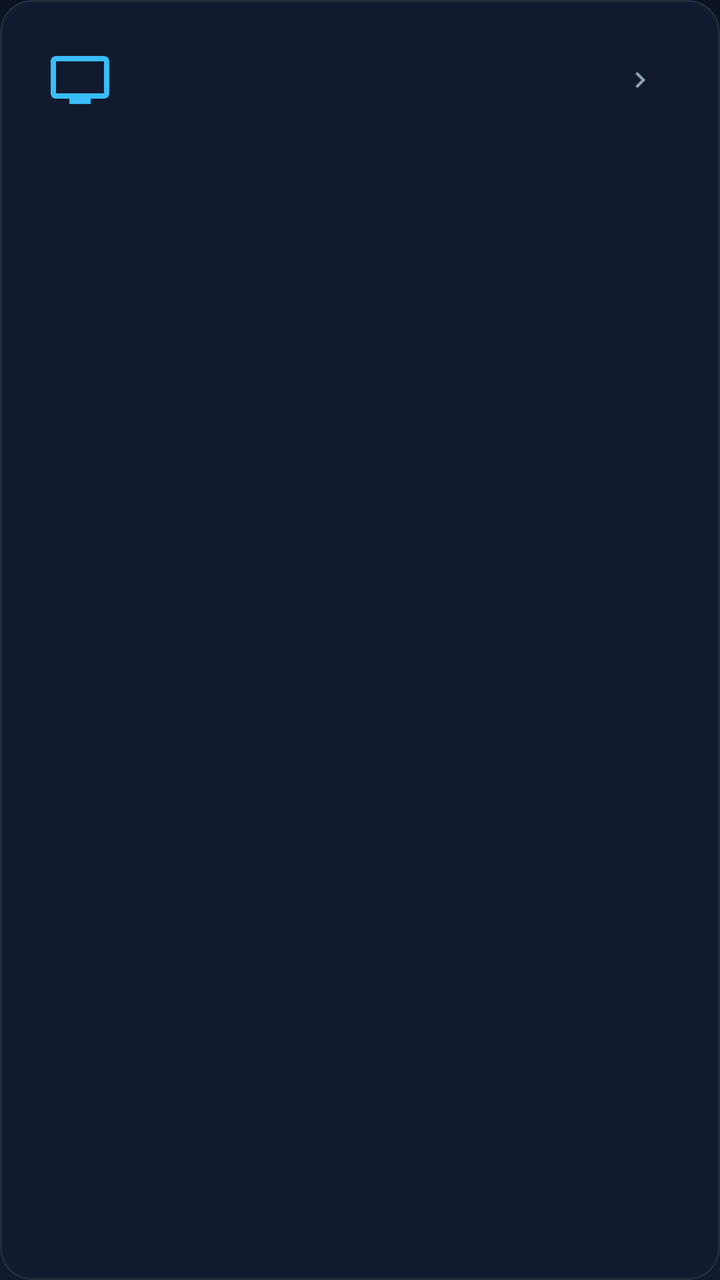
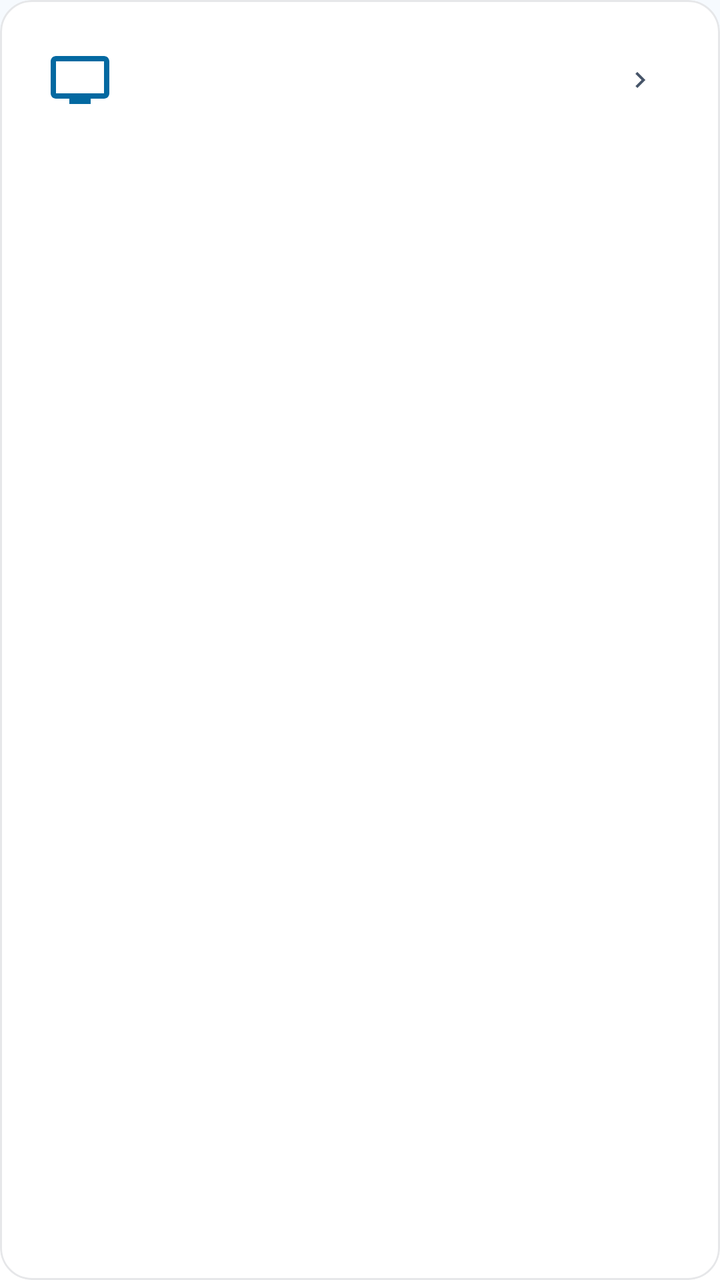

Before-and-after screenshots of an Android layout around one commit, followed by the original layout XML and the change that was made.
<!-- AndroidManifest.xml: application theme Theme.MystMusic -->
<!-- res/layout/item_tv_target.xml -->
<?xml version="1.0" encoding="utf-8"?>
<com.google.android.material.card.MaterialCardView xmlns:android="http://schemas.android.com/apk/res/android"
    xmlns:app="http://schemas.android.com/apk/res-auto"
    android:layout_width="match_parent"
    android:layout_height="wrap_content"
    android:layout_marginBottom="@dimen/space_s"
    android:clickable="true"
    android:focusable="true"
    android:foreground="?attr/selectableItemBackground"
    app:cardBackgroundColor="@color/surface"
    app:cardCornerRadius="@dimen/corner_medium"
    app:cardElevation="0dp"
    app:strokeColor="@color/white_8"
    app:strokeWidth="1dp">

    <LinearLayout
        android:layout_width="match_parent"
        android:layout_height="wrap_content"
        android:gravity="center_vertical"
        android:orientation="horizontal"
        android:padding="@dimen/space_m">

        <ImageView
            android:layout_width="@dimen/touch_target"
            android:layout_height="@dimen/touch_target"
            android:contentDescription="@null"
            android:padding="@dimen/space_s"
            android:src="@drawable/ic_tv"
            app:tint="@color/sky_400" />

        <TextView
            android:id="@+id/tvTargetName"
            android:layout_width="0dp"
            android:layout_height="wrap_content"
            android:layout_marginStart="@dimen/space_s"
            android:layout_weight="1"
            android:ellipsize="end"
            android:fontFamily="sans-serif-medium"
            android:maxLines="1"
            android:textColor="@color/text"
            android:textSize="16sp" />

        <ImageView
            android:layout_width="@dimen/touch_target"
            android:layout_height="@dimen/touch_target"
            android:contentDescription="@null"
            android:padding="@dimen/space_m"
            android:src="@drawable/ic_chevron_right"
            app:tint="@color/text_dim" />
    </LinearLayout>
</com.google.android.material.card.MaterialCardView>
<!-- resources referenced by this layout -->
<resources>
  <color name="surface">#111A2E</color>
  <color name="text">#F1F5F9</color>
  <color name="text_dim">#94A3B8</color>
  <color name="white_8">#14FFFFFF</color>
  <style name="Theme.MystMusic" parent="Theme.Material3.Dark.NoActionBar">
          <item name="colorPrimary">@color/sky_400</item>
          <item name="colorOnPrimary">@color/bg</item>
          <item name="colorPrimaryContainer">@color/sky_500</item>
          <item name="colorOnPrimaryContainer">@color/bg</item>
          <item name="colorSecondary">@color/sky_500</item>
          <item name="colorOnSecondary">@color/text</item>
          <item name="colorSurface">@color/surface</item>
          <item name="colorOnSurface">@color/text</item>
          <item name="colorOnSurfaceVariant">@color/text_dim</item>
          <item name="colorError">@color/error</item>
          <item name="android:colorBackground">@color/bg</item>
          <item name="android:windowBackground">@drawable/bg_app</item>
          <item name="android:statusBarColor">@android:color/transparent</item>
          <item name="android:navigationBarColor">@android:color/transparent</item>
          <item name="android:windowLightStatusBar">false</item>
          <item name="android:windowLightNavigationBar">false</item>
          <item name="android:windowDrawsSystemBarBackgrounds">true</item>
          <item name="android:textColorPrimary">@color/text</item>
          <item name="android:textColorSecondary">@color/text_dim</item>
          <item name="materialAlertDialogTheme">@style/ThemeOverlay.MystMusic.Dialog</item>
          <item name="bottomSheetDialogTheme">@style/ThemeOverlay.MystMusic.BottomSheet</item>
          <item name="android:windowAnimationStyle">@style/Animation.MystMusic.Window</item>
          <item name="android:windowContentTransitions">true</item>
          <item name="android:forceDarkAllowed" tools:targetApi="q">false</item>
      </style>
  <color name="bg">#0B1220</color>
  <color name="sky_500">#0EA5E9</color>
  <color name="error">#F87171</color>
  <!-- drawable bg_app (drawable) -->
  <?xml version="1.0" encoding="utf-8"?>
  <shape xmlns:android="http://schemas.android.com/apk/res/android" android:shape="rectangle">
      <gradient android:angle="270" android:startColor="@color/bg" android:endColor="@color/surface" />
  </shape>
  <style name="ThemeOverlay.MystMusic.Dialog" parent="ThemeOverlay.Material3.MaterialAlertDialog">
          <item name="colorSurface">@color/surface_alt</item>
          <item name="colorOnSurface">@color/text</item>
          <item name="colorPrimary">@color/sky_400</item>
          <item name="android:windowBackground">@color/transparent</item>
          <item name="android:windowAnimationStyle">@style/Animation.MystMusic.Dialog</item>
      </style>
  <color name="surface_alt">#16223A</color>
  <style name="Widget.MystMusic.BottomSheet" parent="Widget.Material3.BottomSheet.Modal">
          <item name="backgroundTint">@color/surface_alt</item>
          <item name="shapeAppearanceOverlay">@style/ShapeAppearance.MystMusic.BottomSheet</item>
      </style>
  <!-- unchanged entries left out for length: 12 -->
</resources>

<!-- the commit's change to res/layout/item_tv_target.xml (unified diff, before → after) -->
@@ -7,10 +7,10 @@
     android:clickable="true"
     android:focusable="true"
     android:foreground="?attr/selectableItemBackground"
-    app:cardBackgroundColor="@color/surface"
+    app:cardBackgroundColor="?attr/mystSurface"
     app:cardCornerRadius="@dimen/corner_medium"
     app:cardElevation="0dp"
-    app:strokeColor="@color/white_8"
+    app:strokeColor="?attr/mystStroke"
     app:strokeWidth="1dp">
 
     <LinearLayout
@@ -26,7 +26,7 @@
             android:contentDescription="@null"
             android:padding="@dimen/space_s"
             android:src="@drawable/ic_tv"
-            app:tint="@color/sky_400" />
+            app:tint="?attr/mystAccentText" />
 
         <TextView
             android:id="@+id/tvTargetName"
@@ -37,7 +37,7 @@
             android:ellipsize="end"
             android:fontFamily="sans-serif-medium"
             android:maxLines="1"
-            android:textColor="@color/text"
+            android:textColor="?attr/mystOnSurface"
             android:textSize="16sp" />
 
         <ImageView
@@ -46,6 +46,6 @@
             android:contentDescription="@null"
             android:padding="@dimen/space_m"
             android:src="@drawable/ic_chevron_right"
-            app:tint="@color/text_dim" />
+            app:tint="?attr/mystOnSurfaceDim" />
     </LinearLayout>
 </com.google.android.material.card.MaterialCardView>
<!-- resource entries referenced after the edit -->
@@ -1,53 +1,95 @@
 <!-- resources referenced by this layout -->
 <resources>
-  <color name="surface">#111A2E</color>
-  <color name="text">#F1F5F9</color>
-  <color name="text_dim">#94A3B8</color>
-  <color name="white_8">#14FFFFFF</color>
-  <style name="Theme.MystMusic" parent="Theme.Material3.Dark.NoActionBar">
-          <item name="colorPrimary">@color/sky_400</item>
-          <item name="colorOnPrimary">@color/bg</item>
-          <item name="colorPrimaryContainer">@color/sky_500</item>
-          <item name="colorOnPrimaryContainer">@color/bg</item>
-          <item name="colorSecondary">@color/sky_500</item>
-          <item name="colorOnSecondary">@color/text</item>
-          <item name="colorSurface">@color/surface</item>
-          <item name="colorOnSurface">@color/text</item>
-          <item name="colorOnSurfaceVariant">@color/text_dim</item>
-          <item name="colorError">@color/error</item>
-          <item name="android:colorBackground">@color/bg</item>
+  <style name="Theme.MystMusic" parent="Theme.MystMusic.Base">
+          <item name="colorPrimary">@color/light_accent</item>
+          <item name="colorOnPrimary">@color/on_accent</item>
+          <item name="colorPrimaryContainer">@color/sky_400</item>
+          <item name="colorOnPrimaryContainer">@color/on_accent</item>
+          <item name="colorSecondary">@color/light_accent_text</item>
+          <item name="colorOnSecondary">@color/on_accent</item>
+          <item name="colorSurface">@color/light_surface</item>
+          <item name="colorOnSurface">@color/light_text</item>
+          <item name="colorSurfaceVariant">@color/light_surface_alt</item>
+          <item name="colorOnSurfaceVariant">@color/light_text_dim</item>
+          <item name="colorOutline">@color/light_stroke_strong</item>
+          <item name="colorError">@color/light_error</item>
+          <item name="colorOnError">@color/white</item>
+          <item name="colorControlNormal">@color/light_text_dim</item>
+          <item name="colorControlActivated">@color/light_accent</item>
+          <item name="colorControlHighlight">@color/accent_alpha_24</item>
+          <item name="android:colorBackground">@color/light_bg</item>
+          <item name="android:textColorPrimary">@color/light_text</item>
+          <item name="android:textColorSecondary">@color/light_text_dim</item>
+          <item name="android:windowLightStatusBar" tools:targetApi="m">true</item>
+          <item name="android:windowLightNavigationBar" tools:targetApi="o_mr1">true</item>
+  
+          <item name="mystBackground">@color/light_bg</item>
+          <item name="mystSurface">@color/light_surface</item>
+          <item name="mystSurfaceAlt">@color/light_surface_alt</item>
+          <item name="mystOnSurface">@color/light_text</item>
+          <item name="mystOnSurfaceDim">@color/light_text_dim</item>
+          <item name="mystNavbarBg">@color/light_navbar</item>
+          <item name="mystStroke">@color/light_stroke</item>
+          <item name="mystStrokeStrong">@color/light_stroke_strong</item>
+          <item name="mystGradientStart">@color/light_bg</item>
+          <item name="mystGradientEnd">@color/light_surface_alt</item>
+          <item name="mystAccent">@color/light_accent</item>
+          <item name="mystAccentDark">@color/light_accent_dark</item>
+          <item name="mystAccentText">@color/light_accent_text</item>
+          <item name="mystOnAccent">@color/on_accent</item>
+          <item name="mystOnImage">@color/on_image</item>
+          <item name="mystImageScrim">@color/image_scrim</item>
+          <item name="mystPlayerScrim">@color/light_player_scrim</item>
+          <item name="mystError">@color/light_error</item>
+          <item name="mystSuccess">@color/light_success</item>
+          <item name="mystAccentAlpha16">@color/accent_alpha_16</item>
+          <item name="mystAccentAlpha24">@color/accent_alpha_24</item>
+      </style>
+  <style name="Theme.MystMusic.Base" parent="Theme.Material3.DayNight.NoActionBar">
           <item name="android:windowBackground">@drawable/bg_app</item>
           <item name="android:statusBarColor">@android:color/transparent</item>
           <item name="android:navigationBarColor">@android:color/transparent</item>
-          <item name="android:windowLightStatusBar">false</item>
-          <item name="android:windowLightNavigationBar">false</item>
           <item name="android:windowDrawsSystemBarBackgrounds">true</item>
-          <item name="android:textColorPrimary">@color/text</item>
-          <item name="android:textColorSecondary">@color/text_dim</item>
+          <item name="android:windowContentTransitions">true</item>
+          <item name="android:forceDarkAllowed" tools:targetApi="q">false</item>
           <item name="materialAlertDialogTheme">@style/ThemeOverlay.MystMusic.Dialog</item>
           <item name="bottomSheetDialogTheme">@style/ThemeOverlay.MystMusic.BottomSheet</item>
           <item name="android:windowAnimationStyle">@style/Animation.MystMusic.Window</item>
-          <item name="android:windowContentTransitions">true</item>
-          <item name="android:forceDarkAllowed" tools:targetApi="q">false</item>
       </style>
-  <color name="bg">#0B1220</color>
-  <color name="sky_500">#0EA5E9</color>
-  <color name="error">#F87171</color>
+  <color name="light_accent">#0EA5E9</color>
+  <color name="on_accent">#04202E</color>
+  <color name="light_accent_text">#0369A1</color>
+  <color name="light_surface">#FFFFFF</color>
+  <color name="light_text">#0F172A</color>
+  <color name="light_surface_alt">#E8F3FC</color>
+  <color name="light_text_dim">#475569</color>
+  <color name="light_stroke_strong">#330F172A</color>
+  <color name="light_error">#DC2626</color>
+  <color name="white">#FFFFFF</color>
+  <color name="accent_alpha_24">#3D38BDF8</color>
+  <color name="light_bg">#F6FAFE</color>
+  <color name="light_navbar">#EBFFFFFF</color>
+  <color name="light_stroke">#1A0F172A</color>
+  <color name="light_accent_dark">#0284C7</color>
+  <color name="on_image">#FFFFFF</color>
+  <color name="image_scrim">#80000000</color>
+  <color name="light_player_scrim">#CCF6FAFE</color>
+  <color name="light_success">#15803D</color>
+  <color name="accent_alpha_16">#2938BDF8</color>
   <!-- drawable bg_app (drawable) -->
   <?xml version="1.0" encoding="utf-8"?>
   <shape xmlns:android="http://schemas.android.com/apk/res/android" android:shape="rectangle">
-      <gradient android:angle="270" android:startColor="@color/bg" android:endColor="@color/surface" />
+      <gradient android:angle="270" android:startColor="?attr/mystBackground" android:endColor="?attr/mystSurface" />
   </shape>
   <style name="ThemeOverlay.MystMusic.Dialog" parent="ThemeOverlay.Material3.MaterialAlertDialog">
-          <item name="colorSurface">@color/surface_alt</item>
-          <item name="colorOnSurface">@color/text</item>
-          <item name="colorPrimary">@color/sky_400</item>
+          <item name="colorSurface">?attr/mystSurfaceAlt</item>
+          <item name="colorOnSurface">?attr/mystOnSurface</item>
+          <item name="colorPrimary">?attr/mystAccentText</item>
           <item name="android:windowBackground">@color/transparent</item>
           <item name="android:windowAnimationStyle">@style/Animation.MystMusic.Dialog</item>
       </style>
-  <color name="surface_alt">#16223A</color>
   <style name="Widget.MystMusic.BottomSheet" parent="Widget.Material3.BottomSheet.Modal">
-          <item name="backgroundTint">@color/surface_alt</item>
+          <item name="backgroundTint">?attr/mystSurfaceAlt</item>
           <item name="shapeAppearanceOverlay">@style/ShapeAppearance.MystMusic.BottomSheet</item>
       </style>
   <!-- unchanged entries left out for length: 12 -->
